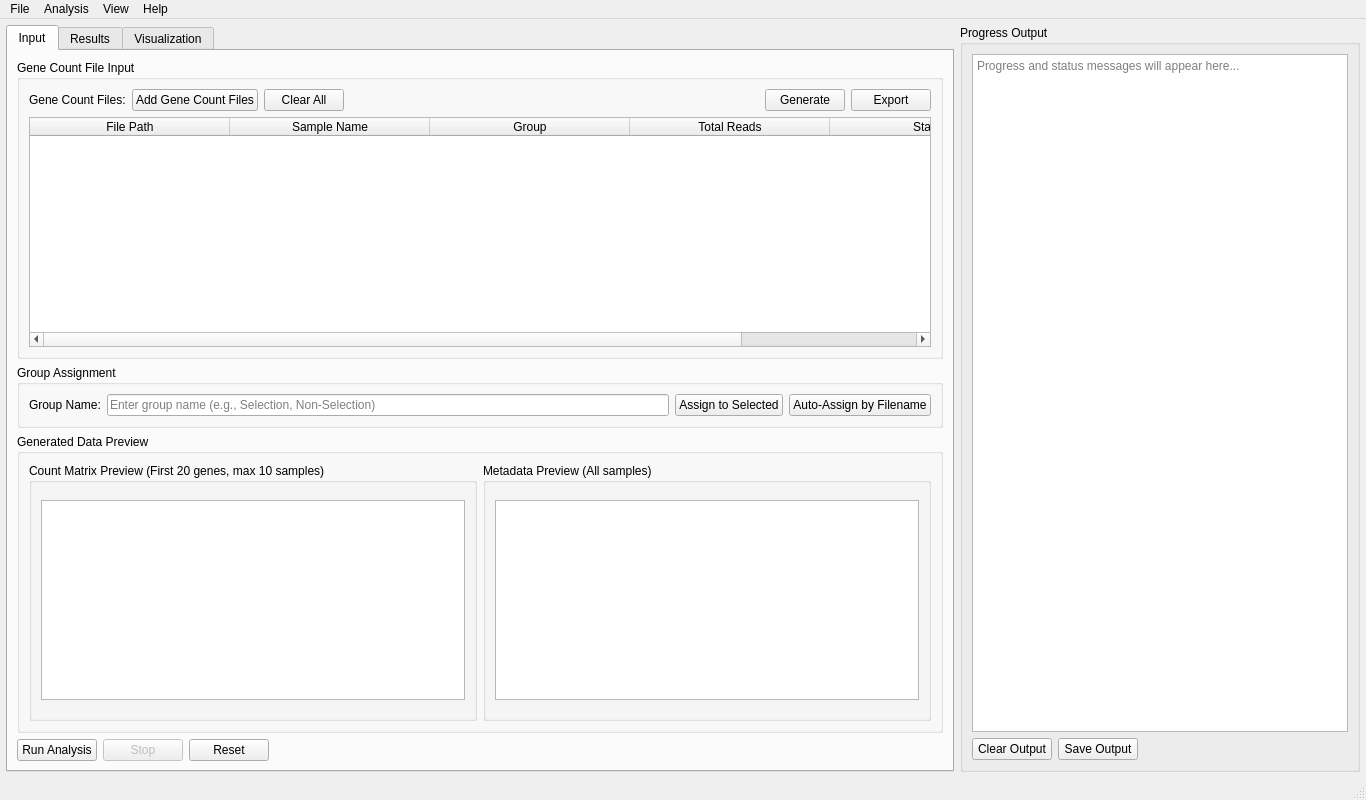
emptyewer/deepn-, file deseq2/ui/src/mainwindow.ui: the form before one commit.
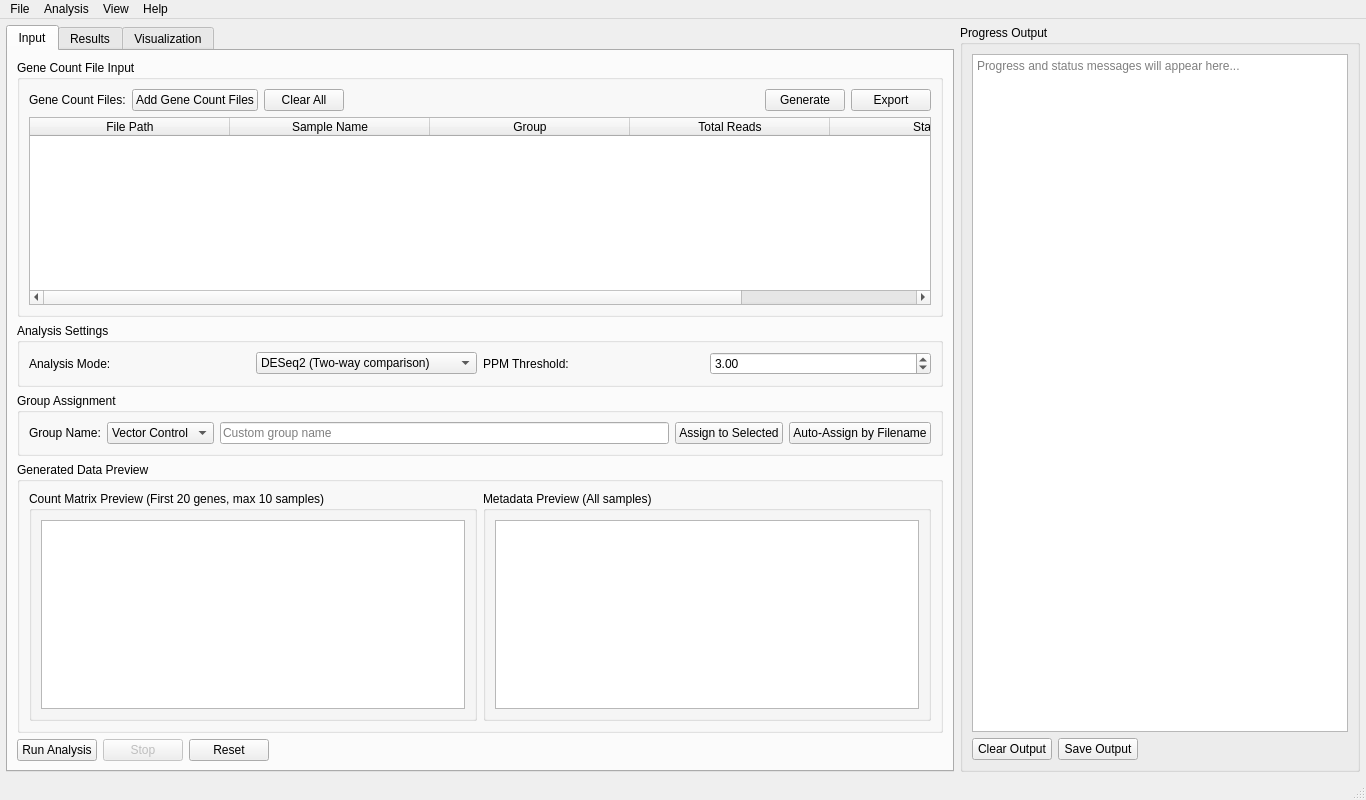
The form after the commit. Icons and pictures are not drawn.

What changed in the file:
```diff
--- a/deseq2/ui/src/mainwindow.ui
+++ b/deseq2/ui/src/mainwindow.ui
@@ -156,6 +156,68 @@
           </layout>
          </widget>
         </item>
+        <item>
+         <widget class="QGroupBox" name="analysisSettingsGroup">
+          <property name="title">
+           <string>Analysis Settings</string>
+          </property>
+          <layout class="QVBoxLayout" name="analysisSettingsLayout">
+           <item>
+            <layout class="QHBoxLayout" name="modeLayout">
+             <item>
+              <widget class="QLabel" name="analysisModeLabel">
+               <property name="text">
+                <string>Analysis Mode:</string>
+               </property>
+              </widget>
+             </item>
+             <item>
+              <widget class="QComboBox" name="analysisModeCombo">
+               <item>
+                <property name="text">
+                 <string>DESeq2 (Two-way comparison)</string>
+                </property>
+               </item>
+               <item>
+                <property name="text">
+                 <string>DESeq2 (Three-way comparison)</string>
+                </property>
+               </item>
+               <item>
+                <property name="text">
+                 <string>Y2H-SCORES (Full pipeline)</string>
+                </property>
+               </item>
+              </widget>
+             </item>
+             <item>
+              <widget class="QLabel" name="ppmThresholdLabel">
+               <property name="text">
+                <string>PPM Threshold:</string>
+               </property>
+              </widget>
+             </item>
+             <item>
+              <widget class="QDoubleSpinBox" name="ppmThresholdSpinBox">
+               <property name="minimum">
+                <double>0.000000000000000</double>
+               </property>
+               <property name="maximum">
+                <double>100.000000000000000</double>
+               </property>
+               <property name="value">
+                <double>3.000000000000000</double>
+               </property>
+               <property name="singleStep">
+                <double>0.500000000000000</double>
+               </property>
+              </widget>
+             </item>
+            </layout>
+           </item>
+          </layout>
+         </widget>
+        </item>
         <item>
          <widget class="QGroupBox" name="groupAssignmentGroup">
           <property name="title">
@@ -169,10 +231,49 @@
              </property>
             </widget>
            </item>
+           <item>
+            <widget class="QComboBox" name="groupTypeCombo">
+             <item>
+              <property name="text">
+               <string>Vector Control</string>
+              </property>
+             </item>
+             <item>
+              <property name="text">
+               <string>Bait</string>
+              </property>
+             </item>
+             <item>
+              <property name="text">
+               <string>Selected</string>
+              </property>
+             </item>
+             <item>
+              <property name="text">
+               <string>Non-Selected</string>
+              </property>
+             </item>
+             <item>
+              <property name="text">
+               <string>Control</string>
+              </property>
+             </item>
+             <item>
+              <property name="text">
+               <string>Treatment</string>
+              </property>
+             </item>
+             <item>
+              <property name="text">
+               <string>Custom...</string>
+              </property>
+             </item>
+            </widget>
+           </item>
            <item>
             <widget class="QLineEdit" name="groupNameEdit">
              <property name="placeholderText">
-              <string>Enter group name (e.g., Selection, Non-Selection)</string>
+              <string>Custom group name</string>
              </property>
             </widget>
            </item>
```
Left out of the diff: 2 changed lines with no effect on the pictures.
